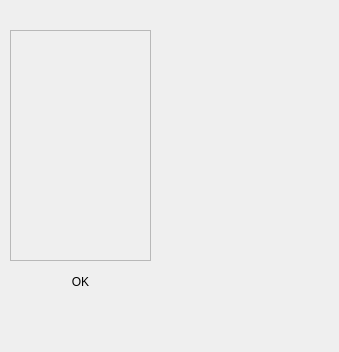
Above: Thesaurus/Windows/dct_window.ui from Euclidis/Thesaurus before the change. Below: the same form after it.
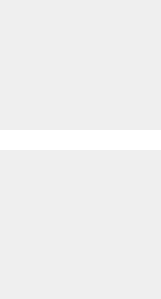
That is the form after the change.

```diff
--- a/Thesaurus/Windows/dct_window.ui
+++ b/Thesaurus/Windows/dct_window.ui
@@ -6,22 +6,40 @@
    <rect>
     <x>0</x>
     <y>0</y>
-    <width>339</width>
-    <height>352</height>
+    <width>161</width>
+    <height>299</height>
    </rect>
   </property>
   <property name="windowTitle">
    <string>Dialog</string>
   </property>
   <widget class="QScrollArea" name="scrollArea">
+   <property name="enabled">
+    <bool>true</bool>
+   </property>
    <property name="geometry">
     <rect>
      <x>10</x>
      <y>30</y>
      <width>141</width>
-     <height>231</height>
+     <height>251</height>
     </rect>
    </property>
+   <property name="sizePolicy">
+    <sizepolicy hsizetype="Fixed" vsizetype="Fixed">
+     <horstretch>141</horstretch>
+     <verstretch>251</verstretch>
+    </sizepolicy>
+   </property>
+   <property name="baseSize">
+    <size>
+     <width>141</width>
+     <height>251</height>
+    </size>
+   </property>
+   <property name="frameShape">
+    <enum>QFrame::NoFrame</enum>
+   </property>
    <property name="widgetResizable">
     <bool>true</bool>
    </property>
@@ -30,26 +48,54 @@
      <rect>
       <x>0</x>
       <y>0</y>
-      <width>139</width>
-      <height>229</height>
+      <width>141</width>
+      <height>251</height>
      </rect>
     </property>
+    <widget class="QWidget" name="verticalLayoutWidget">
+     <property name="geometry">
+      <rect>
+       <x>0</x>
+       <y>0</y>
+       <width>141</width>
+       <height>21</height>
+      </rect>
+     </property>
+     <layout class="QVBoxLayout" name="verticalLayout">
+      <property name="sizeConstraint">
+       <enum>QLayout::SetMinimumSize</enum>
+      </property>
+      <item>
+       <spacer name="verticalSpacer">
+        <property name="orientation">
+         <enum>Qt::Vertical</enum>
+        </property>
+        <property name="sizeHint" stdset="0">
+         <size>
+          <width>20</width>
+          <height>40</height>
+         </size>
+        </property>
+       </spacer>
+      </item>
+     </layout>
+    </widget>
    </widget>
   </widget>
-  <widget class="QPushButton" name="pushButton">
+  <widget class="QLineEdit" name="lineEdit">
+   <property name="enabled">
+    <bool>true</bool>
+   </property>
    <property name="geometry">
     <rect>
-     <x>50</x>
-     <y>270</y>
-     <width>61</width>
-     <height>23</height>
+     <x>0</x>
+     <y>130</y>
+     <width>161</width>
+     <height>20</height>
     </rect>
    </property>
-   <property name="text">
-    <string>OK</string>
-   </property>
-   <property name="flat">
-    <bool>true</bool>
+   <property name="frame">
+    <bool>false</bool>
    </property>
   </widget>
  </widget>
```
